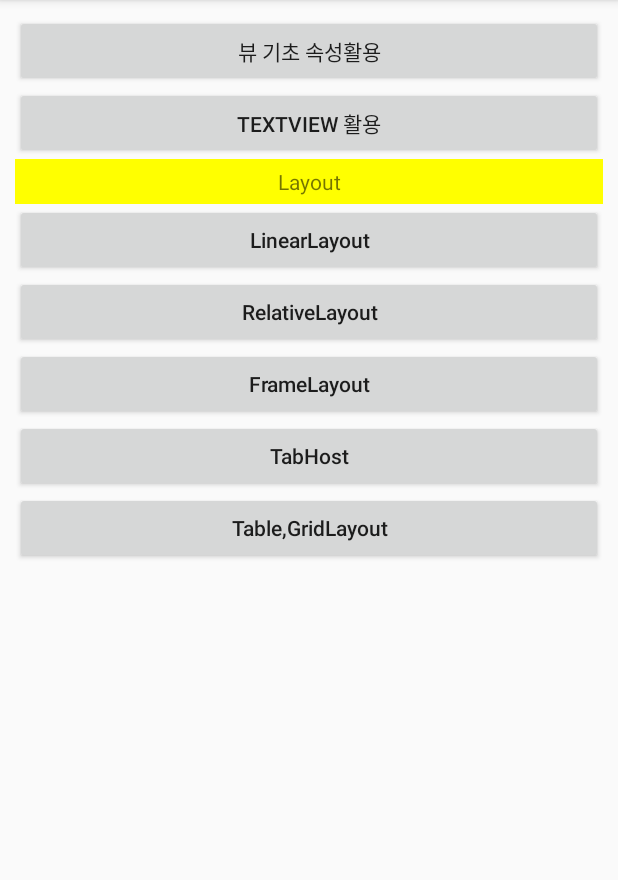
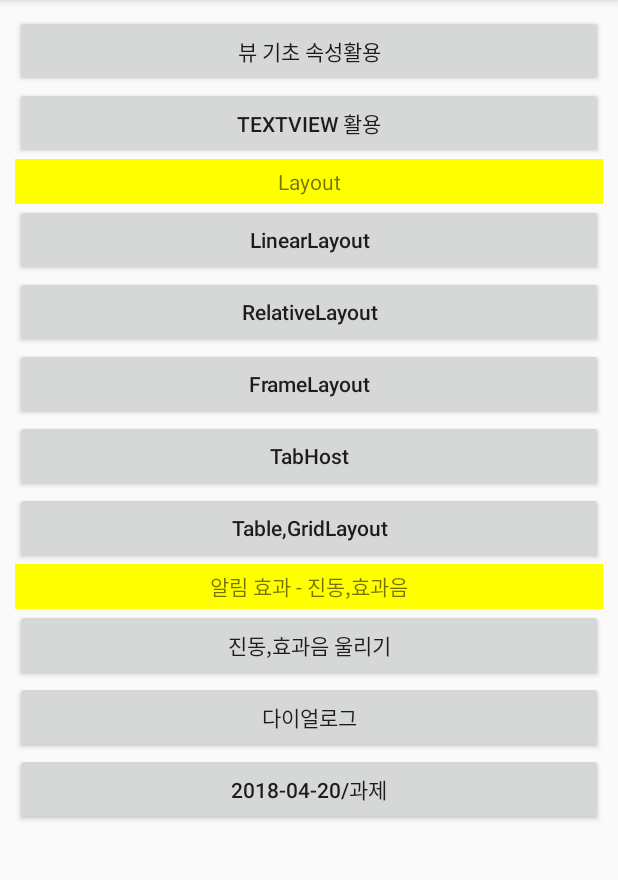
Before and after one commit to usopp9/View_Study, an Android app: the screen it shows after launch (MainActivity), on a phone screen of 412 x 824 dp, the part 84-964 px from its top. Run offline under Robolectric (Android 15) with nearby library versions, the phone set to English and light mode, and no system bars.

Commit message:
과제 완료

```diff
--- a/app/build.gradle
+++ b/app/build.gradle
@@ -22,6 +22,7 @@ dependencies {
     implementation fileTree(dir: 'libs', include: ['*.jar'])
     implementation 'com.android.support:appcompat-v7:27.1.1'
     implementation 'com.android.support.constraint:constraint-layout:1.1.0'
+    implementation 'com.android.support:design:27.1.1'
     testImplementation 'junit:junit:4.12'
     androidTestImplementation 'com.android.support.test:runner:1.0.1'
     androidTestImplementation 'com.android.support.test.espresso:espresso-core:3.0.1'
--- a/app/src/main/res/layout/activity_main.xml
+++ b/app/src/main/res/layout/activity_main.xml
@@ -1,10 +1,14 @@
 <?xml version="1.0" encoding="utf-8"?>
-<LinearLayout xmlns:android="http://schemas.android.com/apk/res/android"
+<ScrollView xmlns:android="http://schemas.android.com/apk/res/android"
     xmlns:app="http://schemas.android.com/apk/res-auto"
     xmlns:tools="http://schemas.android.com/tools"
     android:layout_width="match_parent"
     android:layout_height="match_parent"
-    tools:context=".MainActivity"
+    tools:context=".MainActivity">
+
+    <LinearLayout
+        android:layout_width="match_parent"
+        android:layout_height="match_parent"
         android:orientation="vertical"
         android:padding="10dp">
 
@@ -12,60 +16,93 @@
             android:id="@+id/btnMain01"
             android:layout_width="match_parent"
             android:layout_height="wrap_content"
-        android:text="@string/main_title"
-        android:onClick="mOnClick"/>
+            android:onClick="mOnClick"
+            android:text="@string/main_title" />
 
         <Button
             android:id="@+id/btnMain02"
             android:layout_width="match_parent"
             android:layout_height="wrap_content"
-        android:text="@string/main_title02"
-        android:onClick="mOnClick"/>
+            android:onClick="mOnClick"
+            android:text="@string/main_title02" />
+
         <TextView
             android:layout_width="match_parent"
             android:layout_height="30dp"
-        android:text="Layout"
+            android:background="#ffff00"
             android:gravity="center_horizontal|center_vertical"
-        android:background="#ffff00"/>
+            android:text="Layout" />
 
         <Button
             android:id="@+id/btmMain03"
             android:layout_width="match_parent"
             android:layout_height="wrap_content"
+            android:onClick="mOnClick"
             android:text="@string/main_title03"
-        android:textAllCaps="false"
-        android:onClick="mOnClick"/>
+            android:textAllCaps="false" />
 
 
         <Button
             android:id="@+id/btmMain04"
             android:layout_width="match_parent"
             android:layout_height="wrap_content"
+            android:onClick="mOnClick"
             android:text="@string/main_title04"
-        android:textAllCaps="false"
-        android:onClick="mOnClick"/>
+            android:textAllCaps="false" />
 
         <Button
             android:id="@+id/btmMain05"
             android:layout_width="match_parent"
             android:layout_height="wrap_content"
+            android:onClick="mOnClick"
             android:text="FrameLayout"
-    android:textAllCaps="false"
-    android:onClick="mOnClick"/>
+            android:textAllCaps="false" />
 
         <Button
             android:id="@+id/btmMain06"
             android:layout_width="match_parent"
             android:layout_height="wrap_content"
+            android:onClick="mOnClick"
             android:text="TabHost"
-    android:textAllCaps="false"
-    android:onClick="mOnClick"/>
+            android:textAllCaps="false" />
 
         <Button
             android:id="@+id/btmMain07"
             android:layout_width="match_parent"
             android:layout_height="wrap_content"
+            android:onClick="mOnClick"
             android:text="Table,GridLayout"
-        android:textAllCaps="false"
-        android:onClick="mOnClick"/>
+            android:textAllCaps="false" />
+
+        <TextView
+        android:layout_width="match_parent"
+        android:layout_height="30dp"
+        android:background="#ffff00"
+        android:gravity="center_horizontal|center_vertical"
+        android:text="알림 효과 - 진동,효과음" />
+
+        <Button
+            android:id="@+id/btmMain08"
+            android:layout_width="match_parent"
+            android:layout_height="wrap_content"
+            android:onClick="mOnClick"
+            android:text="@string/main_title08"
+            android:textAllCaps="false" />
+
+        <Button
+            android:id="@+id/btmMain09"
+            android:layout_width="match_parent"
+            android:layout_height="wrap_content"
+            android:onClick="mOnClick"
+            android:text="@string/main_title09"
+            android:textAllCaps="false" />
+
+        <Button
+            android:id="@+id/btmMain10"
+            android:layout_width="match_parent"
+            android:layout_height="wrap_content"
+            android:onClick="mOnClick"
+            android:text="2018-04-20/과제"
+            android:textAllCaps="false" />
     </LinearLayout>
+</ScrollView>
--- a/app/src/main/res/values/dimens.xml
+++ b/app/src/main/res/values/dimens.xml
@@ -1,4 +1,5 @@
 <?xml version="1.0" encoding="utf-8"?>
 <resources>
     <dimen name="txSize">20sp</dimen>
+    <dimen name="fab_margin">16dp</dimen>
 </resources>
--- a/app/src/main/res/values/strings.xml
+++ b/app/src/main/res/values/strings.xml
@@ -8,4 +8,7 @@
     <string name="long_text">으라차차 와이키키는 영화감독을 꿈꾸는 불운의 아이콘 강동구(김정현), 똘기 충만 생계형 배우 이준기(이이경), 반백수 프리랜서 작가 봉두식(손승원)이 망할 위기에 처한 게스트하우스 와이키키에서 펼치는 청춘 드라마를 다룬 작품이다. 정인선은 극중 허당기 가득하지만 사랑스러운 한윤아 캐릭터를 맡아 열연했다. 한윤아는 딸 솔이를 홀로 키우며 살아가는 미혼모다. 생활고에 지쳐 딸을 와이키키에 버리기도 했지만, 바로 딸을 찾으러 왔다 와이키키에 머물게 된다. 그리고 파티셰라는 새로운 꿈을 찾아 고군분투한다. 그 과정에서 철 없지만 순수하고 따뜻한 마음을 가진 강동구와의 사랑을 키워간다. 정인선은 거침없는 푼수 연기부터 허당 코믹 연기, 모성애 연기까지. 폭 넓은 연기 스펙트럼으로 여주인공으로서의 롤을 톡톡히 해냈다</string>
     <string name="main_title03">LinearLayout</string>
     <string name="main_title04">RelativeLayout</string>
+    <string name="main_title08">진동,효과음 울리기</string>
+    <string name="main_title09">다이얼로그</string>
+    <string name="title_activity_work_ex">WorkExActivity</string>
 </resources>
```
Also changed, not shown: app/src/main/AndroidManifest.xml (+6 -1 lines), app/src/main/java/kr/or/dgit/it/view_study/DialogExActivity.java (added, +166 -0 lines), app/src/main/java/kr/or/dgit/it/view_study/MainActivity.java (+13 -0 lines), app/src/main/java/kr/or/dgit/it/view_study/VibratorAlarmActivity.java (added, +44 -0 lines), app/src/main/java/kr/or/dgit/it/view_study/WorkExActivity.java (added, +59 -0 lines), app/src/main/res/layout/activity_dialog_ex.xml (added, +52 -0 lines), app/src/main/res/layout/activity_vibrator_alarm.xml (added, +58 -0 lines), app/src/main/res/layout/activity_work_ex.xml (added, +33 -0 lines), app/src/main/res/layout/activity_work_ex2.xml (added, +19 -0 lines), app/src/main/res/layout/content_work_ex.xml (added, +11 -0 lines), app/src/main/res/layout/dialog_layout.xml (added, +37 -0 lines), app/src/main/res/layout/work_layout.xml (added, +24 -0 lines), app/src/main/res/values/arrays.xml (added, +12 -0 lines), app/src/main/res/values/styles.xml (+9 -0 lines), 2 other files. Lines whose indentation alone changed are shown as unchanged.
